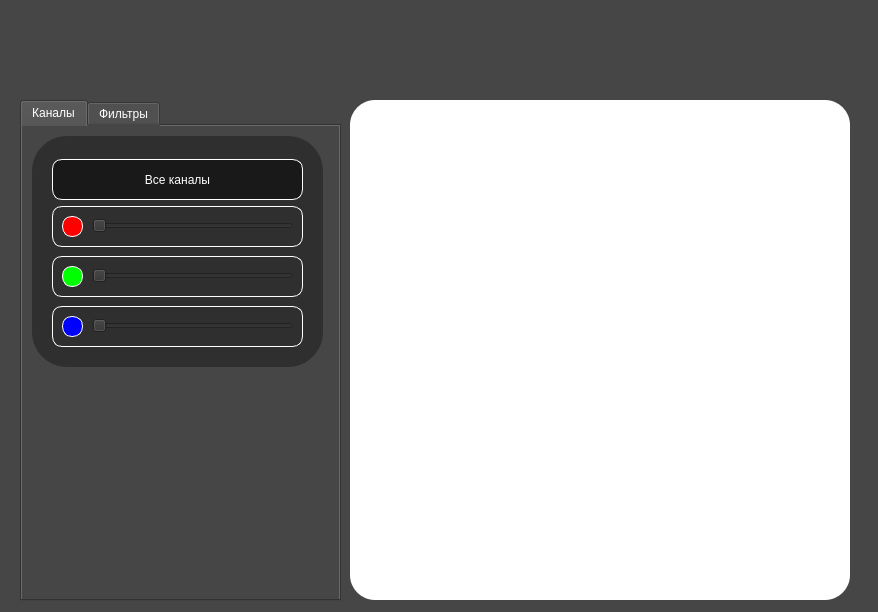
The window that main.ui (dellyis/photoshop) describes before a commit, drawn with Qt 5.
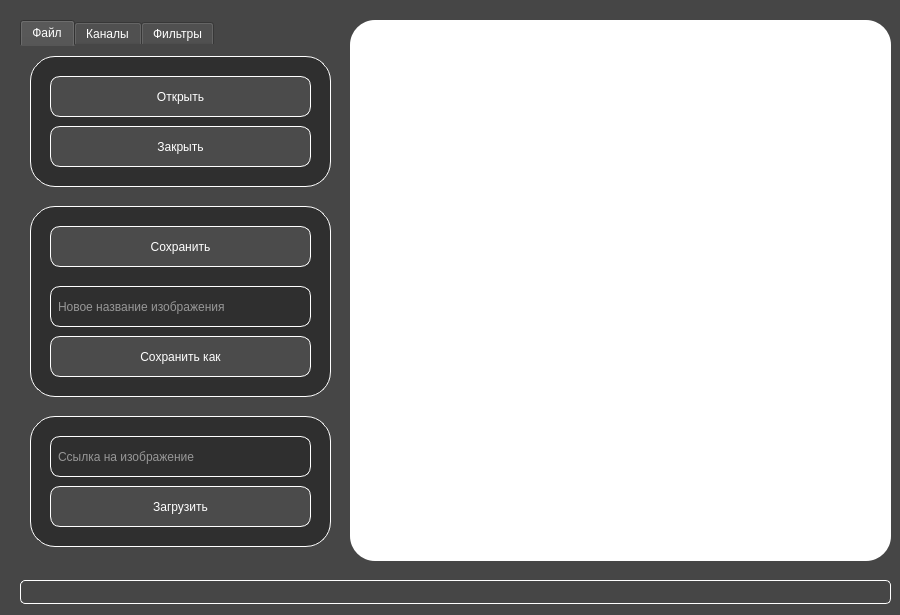
The same window after the commit.

Diff of the .ui file:
```diff
--- a/main.ui
+++ b/main.ui
@@ -6,10 +6,16 @@
    <rect>
     <x>0</x>
     <y>0</y>
-    <width>878</width>
-    <height>612</height>
+    <width>900</width>
+    <height>615</height>
    </rect>
   </property>
+  <property name="minimumSize">
+   <size>
+    <width>900</width>
+    <height>615</height>
+   </size>
+  </property>
   <property name="windowTitle">
    <string>MainWindow</string>
   </property>
@@ -22,22 +28,315 @@
     <property name="geometry">
      <rect>
       <x>20</x>
-      <y>100</y>
-      <width>321</width>
-      <height>501</height>
+      <y>20</y>
+      <width>320</width>
+      <height>540</height>
      </rect>
     </property>
     <property name="cursor">
      <cursorShape>PointingHandCursor</cursorShape>
     </property>
+    <property name="styleSheet">
+     <string notr="true">QWidget {
+	selection-background-color: #5865F2;
+	border-bottom-color: rgb(255, 255, 255);
+}
+</string>
+    </property>
     <property name="currentIndex">
      <number>0</number>
     </property>
-    <widget class="QWidget" name="tab">
+    <widget class="QWidget" name="file_tab">
+     <attribute name="title">
+      <string>Файл</string>
+     </attribute>
+     <widget class="QFrame" name="download_file">
+      <property name="enabled">
+       <bool>true</bool>
+      </property>
+      <property name="geometry">
+       <rect>
+        <x>10</x>
+        <y>370</y>
+        <width>301</width>
+        <height>131</height>
+       </rect>
+      </property>
+      <property name="styleSheet">
+       <string notr="true">background-color: rgb(47, 47, 47);
+border-radius: 25px;
+border: 1px solid #fff;</string>
+      </property>
+      <property name="frameShape">
+       <enum>QFrame::StyledPanel</enum>
+      </property>
+      <property name="frameShadow">
+       <enum>QFrame::Raised</enum>
+      </property>
+      <widget class="QLineEdit" name="img_link">
+       <property name="enabled">
+        <bool>true</bool>
+       </property>
+       <property name="geometry">
+        <rect>
+         <x>20</x>
+         <y>20</y>
+         <width>261</width>
+         <height>41</height>
+        </rect>
+       </property>
+       <property name="styleSheet">
+        <string notr="true">QLineEdit {
+	border: 1px solid rgb(255, 255, 255);
+	border-radius: 10px;
+	padding-left: 5px;
+	padding-right: 5px;
+}
+
+QLineEdit:hover, QLineEdit:focus {
+	border: 1px solid #5865F2;
+	border-radius: 10px;
+}</string>
+       </property>
+       <property name="text">
+        <string/>
+       </property>
+       <property name="placeholderText">
+        <string>Ссылка на изображение</string>
+       </property>
+      </widget>
+      <widget class="QPushButton" name="img_dl">
+       <property name="geometry">
+        <rect>
+         <x>20</x>
+         <y>70</y>
+         <width>261</width>
+         <height>41</height>
+        </rect>
+       </property>
+       <property name="cursor">
+        <cursorShape>PointingHandCursor</cursorShape>
+       </property>
+       <property name="styleSheet">
+        <string notr="true">QPushButton {
+	border: solid #fff;
+	border-width: 1px;
+	border-radius: 10px;
+	background-color: rgb(75, 75, 75);
+}
+
+QPushButton:hover {
+	background-color: rgb(65, 65, 65);
+	border-color: #5865F2;
+}</string>
+       </property>
+       <property name="text">
+        <string>Загрузить</string>
+       </property>
+      </widget>
+     </widget>
+     <widget class="QFrame" name="open_file">
+      <property name="enabled">
+       <bool>true</bool>
+      </property>
+      <property name="geometry">
+       <rect>
+        <x>10</x>
+        <y>10</y>
+        <width>301</width>
+        <height>131</height>
+       </rect>
+      </property>
+      <property name="styleSheet">
+       <string notr="true">background-color: rgb(47, 47, 47);
+border-radius: 25px;
+border: 1px solid #fff;</string>
+      </property>
+      <property name="frameShape">
+       <enum>QFrame::StyledPanel</enum>
+      </property>
+      <property name="frameShadow">
+       <enum>QFrame::Raised</enum>
+      </property>
+      <widget class="QPushButton" name="open">
+       <property name="geometry">
+        <rect>
+         <x>20</x>
+         <y>20</y>
+         <width>261</width>
+         <height>41</height>
+        </rect>
+       </property>
+       <property name="cursor">
+        <cursorShape>PointingHandCursor</cursorShape>
+       </property>
+       <property name="styleSheet">
+        <string notr="true">QPushButton {
+	border: solid #fff;
+	border-width: 1px;
+	border-radius: 10px;
+	background-color: rgb(75, 75, 75);
+}
+
+QPushButton:hover {
+	background-color: rgb(65, 65, 65);
+	border-color: #5865F2;
+}</string>
+       </property>
+       <property name="text">
+        <string>Открыть</string>
+       </property>
+      </widget>
+      <widget class="QPushButton" name="close">
+       <property name="geometry">
+        <rect>
+         <x>20</x>
+         <y>70</y>
+         <width>261</width>
+         <height>41</height>
+        </rect>
+       </property>
+       <property name="cursor">
+        <cursorShape>PointingHandCursor</cursorShape>
+       </property>
+       <property name="styleSheet">
+        <string notr="true">QPushButton {
+	border: solid #fff;
+	border-width: 1px;
+	border-radius: 10px;
+	background-color: rgb(75, 75, 75);
+}
+
+QPushButton:hover {
+	background-color: rgb(65, 65, 65);
+	border-color: #5865F2;
+}</string>
+       </property>
+       <property name="text">
+        <string>Закрыть</string>
+       </property>
+      </widget>
+     </widget>
+     <widget class="QFrame" name="save_file">
+      <property name="enabled">
+       <bool>true</bool>
+      </property>
+      <property name="geometry">
+       <rect>
+        <x>10</x>
+        <y>160</y>
+        <width>301</width>
+        <height>191</height>
+       </rect>
+      </property>
+      <property name="styleSheet">
+       <string notr="true">background-color: rgb(47, 47, 47);
+border-radius: 25px;
+border: 1px solid #fff;</string>
+      </property>
+      <property name="frameShape">
+       <enum>QFrame::StyledPanel</enum>
+      </property>
+      <property name="frameShadow">
+       <enum>QFrame::Raised</enum>
+      </property>
+      <widget class="QPushButton" name="save">
+       <property name="geometry">
+        <rect>
+         <x>20</x>
+         <y>20</y>
+         <width>261</width>
+         <height>41</height>
+        </rect>
+       </property>
+       <property name="cursor">
+        <cursorShape>PointingHandCursor</cursorShape>
+       </property>
+       <property name="styleSheet">
+        <string notr="true">QPushButton {
+	border: solid #fff;
+	border-width: 1px;
+	border-radius: 10px;
+	background-color: rgb(75, 75, 75);
+}
+
+QPushButton:hover {
+	background-color: rgb(65, 65, 65);
+	border-color: #5865F2;
+}</string>
+       </property>
+       <property name="text">
+        <string>Сохранить</string>
+       </property>
+      </widget>
+      <widget class="QPushButton" name="save_as">
+       <property name="geometry">
+        <rect>
+         <x>20</x>
+         <y>130</y>
+         <width>261</width>
+         <height>41</height>
+        </rect>
+       </property>
+       <property name="cursor">
+        <cursorShape>PointingHandCursor</cursorShape>
+       </property>
+       <property name="styleSheet">
+        <string notr="true">QPushButton {
+	border: solid #fff;
+	border-width: 1px;
+	border-radius: 10px;
+	background-color: rgb(75, 75, 75);
+}
+
+QPushButton:hover {
+	background-color: rgb(65, 65, 65);
+	border-color: #5865F2;
+}</string>
+       </property>
+       <property name="text">
+        <string>Сохранить как</string>
+       </property>
+      </widget>
+      <widget class="QLineEdit" name="new_name">
+       <property name="enabled">
+        <bool>true</bool>
+       </property>
+       <property name="geometry">
+        <rect>
+         <x>20</x>
+         <y>80</y>
+         <width>261</width>
+         <height>41</height>
+        </rect>
+       </property>
+       <property name="styleSheet">
+        <string notr="true">QLineEdit {
+	border: 1px solid rgb(255, 255, 255);
+	border-radius: 10px;
+	padding-left: 5px;
+	padding-right: 5px;
+}
+
+QLineEdit:hover, QLineEdit:focus {
+	border: 1px solid #5865F2;
+	border-radius: 10px;
+}</string>
+       </property>
+       <property name="text">
+        <string/>
+       </property>
+       <property name="placeholderText">
+        <string>Новое название изображения</string>
+       </property>
+      </widget>
+     </widget>
+    </widget>
+    <widget class="QWidget" name="channels_tab">
      <attribute name="title">
       <string>Каналы</string>
      </attribute>
-     <widget class="QFrame" name="frame">
+     <widget class="QFrame" name="channels">
       <property name="enabled">
        <bool>true</bool>
       </property>
@@ -45,7 +344,7 @@
        <rect>
         <x>10</x>
         <y>10</y>
-        <width>291</width>
+        <width>301</width>
         <height>231</height>
        </rect>
       </property>
@@ -54,7 +353,8 @@
       </property>
       <property name="styleSheet">
        <string notr="true">background-color: rgb(47, 47, 47);
-border-radius: 35px;</string>
+border-radius: 25px;
+border: 1px solid #fff;</string>
       </property>
       <property name="frameShape">
        <enum>QFrame::StyledPanel</enum>
@@ -67,7 +367,7 @@
         <rect>
          <x>20</x>
          <y>70</y>
-         <width>251</width>
+         <width>261</width>
          <height>41</height>
         </rect>
        </property>
@@ -90,13 +390,21 @@
          <rect>
           <x>40</x>
           <y>10</y>
-          <width>201</width>
+          <width>211</width>
           <height>20</height>
          </rect>
         </property>
         <property name="styleSheet">
-         <string notr="true">border: none;
-selection-background-color: rgb(255, 0, 0);</string>
+         <string notr="true">QSlider {
+	border: none;
+	selection-background-color: rgb(255, 0, 0);
+}
+
+QSlider:handle:hover, QSlider:handle:focus {
+    background: rgb(47, 47, 47);
+    border: 1px solid rgb(255, 0, 0);
+	border-radius: 10px;
+}</string>
         </property>
         <property name="maximum">
          <number>255</number>
@@ -132,7 +440,7 @@
         <rect>
          <x>20</x>
          <y>120</y>
-         <width>251</width>
+         <width>261</width>
          <height>41</height>
         </rect>
        </property>
@@ -155,13 +463,21 @@
          <rect>
           <x>40</x>
           <y>10</y>
-          <width>201</width>
+          <width>211</width>
           <height>20</height>
          </rect>
         </property>
         <property name="styleSheet">
-         <string notr="true">border: none;
-selection-background-color: rgb(0, 255, 0);</string>
+         <string notr="true">QSlider {
+	border: none;
+	selection-background-color: rgb(0, 255, 0);
+}
+
+QSlider:handle:hover, QSlider:handle:focus {
+    background: rgb(47, 47, 47);
+    border: 1px solid rgb(0, 255, 0);
+	border-radius: 10px;
+}</string>
         </property>
         <property name="maximum">
          <number>255</number>
@@ -197,7 +513,7 @@
         <rect>
          <x>20</x>
          <y>170</y>
-         <width>251</width>
+         <width>261</width>
          <height>41</height>
         </rect>
        </property>
@@ -220,13 +536,21 @@
          <rect>
           <x>40</x>
           <y>10</y>
-          <width>201</width>
+          <width>211</width>
           <height>20</height>
          </rect>
         </property>
         <property name="styleSheet">
-         <string notr="true">border: none;
-selection-background-color: rgb(0, 0, 255);</string>
+         <string notr="true">QSlider {
+	border: none;
+	selection-background-color: rgb(0, 0, 255);
+}
+
+QSlider:handle:hover, QSlider:handle:focus {
+    background: rgb(47, 47, 47);
+    border: 1px solid rgb(0, 0, 255);
+	border-radius: 10px;
+}</string>
         </property>
         <property name="maximum">
          <number>255</number>
@@ -261,16 +585,23 @@
        <property name="geometry">
         <rect>
          <x>20</x>
-         <y>23</y>
-         <width>251</width>
+         <y>20</y>
+         <width>261</width>
          <height>41</height>
         </rect>
        </property>
        <property name="styleSheet">
-        <string notr="true">border: solid #fff;
-border-width: 1px;
-border-radius: 10px;
-background-color: rgb(25, 25, 25);</string>
+        <string notr="true">QPushButton {
+	border: solid #fff;
+	border-width: 1px;
+	border-radius: 10px;
+	background-color: rgb(75, 75, 75);
+}
+
+QPushButton:hover {
+	background-color: rgb(65, 65, 65);
+	border-color: #5865F2;
+}</string>
        </property>
        <property name="text">
         <string>Все каналы</string>
@@ -288,9 +619,9 @@
     <property name="geometry">
      <rect>
       <x>350</x>
-      <y>100</y>
-      <width>500</width>
-      <height>500</height>
+      <y>20</y>
+      <width>541</width>
+      <height>541</height>
      </rect>
     </property>
     <property name="styleSheet">
@@ -302,6 +633,31 @@
      <string>TextLabel</string>
     </property>
    </widget>
+   <widget class="QLabel" name="log">
+    <property name="enabled">
+     <bool>true</bool>
+    </property>
+    <property name="geometry">
+     <rect>
+      <x>20</x>
+      <y>580</y>
+      <width>871</width>
+      <height>24</height>
+     </rect>
+    </property>
+    <property name="autoFillBackground">
+     <bool>false</bool>
+    </property>
+    <property name="styleSheet">
+     <string notr="true">QLabel {
+	border: 1px solid rgb(255, 255, 255);
+	border-radius: 5px
+}</string>
+    </property>
+    <property name="text">
+     <string/>
+    </property>
+   </widget>
   </widget>
  </widget>
  <resources/>
```
Left out of the diff: 121 changed lines with no effect on the pictures.
